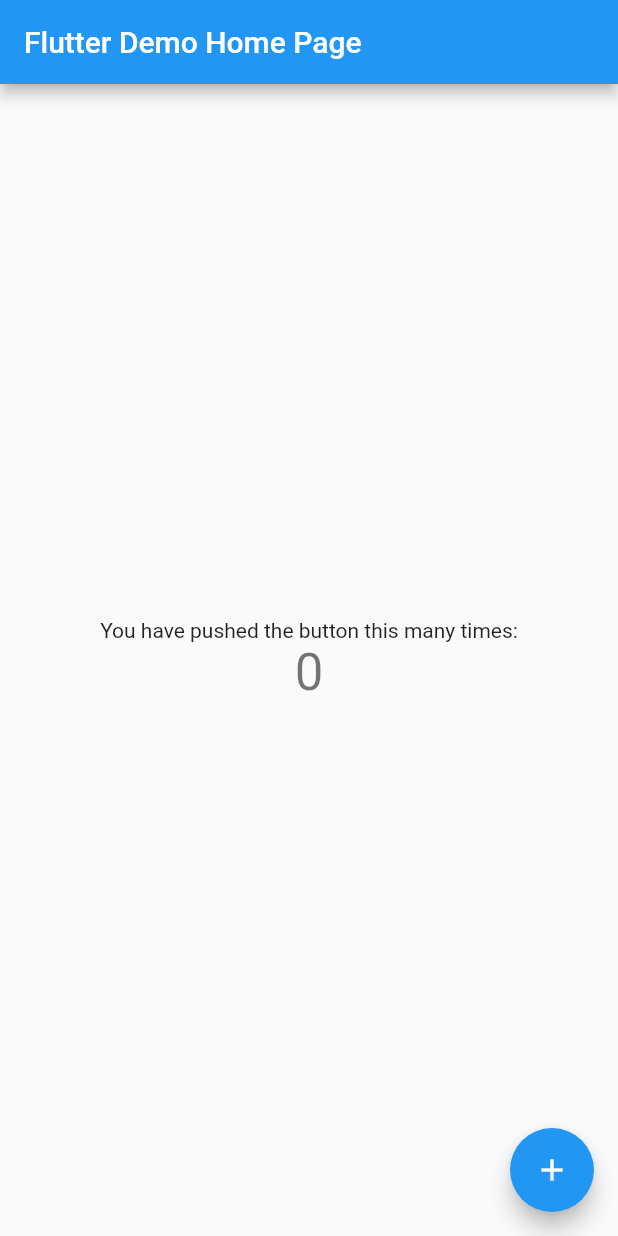
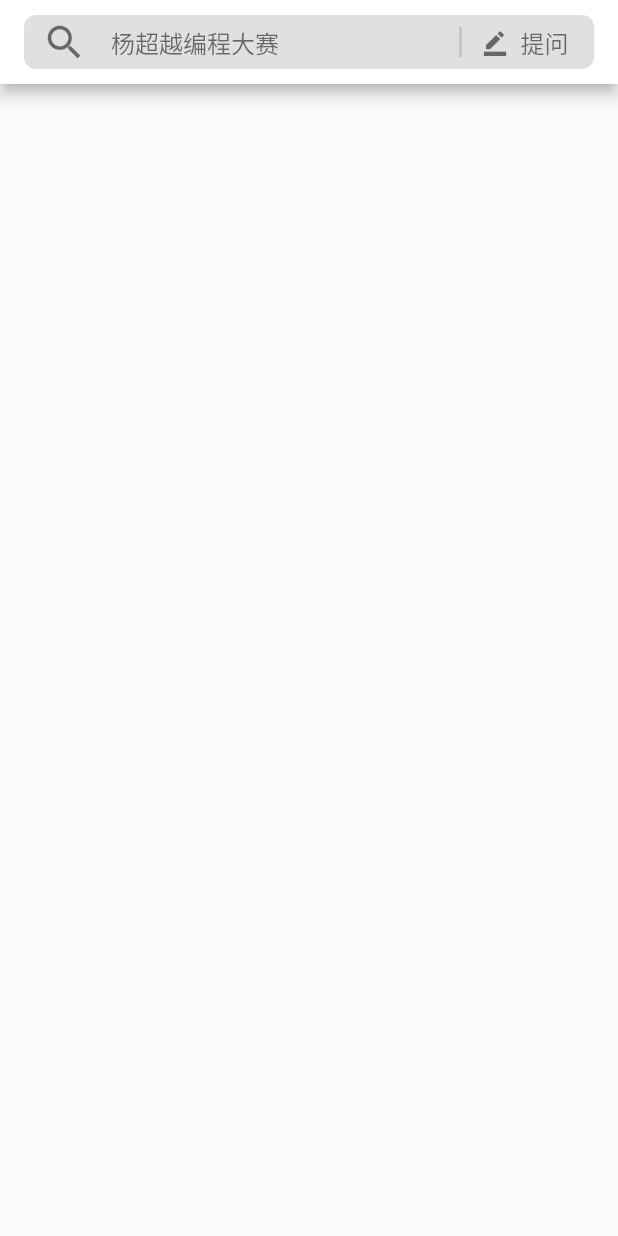
Before and after one commit to tjx666/zhihu-faker, a Flutter app: the screen it shows after launch, on a phone screen of 412 x 824 dp. Run offline on Flutter 3.47's test engine with Material 2 defaults, Android fonts, the phone set to English and light mode, and no system bars; Roboto replaces fonts that are missing (黑体).

Commit message:
New Widget: SearchBar, SimpleLine

```diff
--- a/lib/main.dart
+++ b/lib/main.dart
@@ -1,111 +1,20 @@
 import 'package:flutter/material.dart';
+import 'package:flutter/rendering.dart' show debugPaintSizeEnabled;
+import 'pages/home_page/home_page.dart' show HomePage;
 
-void main() => runApp(MyApp());
+void main(List<String> args) {
+  // 是否开启可视化布局
+  debugPaintSizeEnabled = false;
+  runApp(App());
+}
 
-class MyApp extends StatelessWidget {
-  // This widget is the root of your application.
+class App extends StatelessWidget {
   @override
   Widget build(BuildContext context) {
     return MaterialApp(
-      title: 'Flutter Demo',
-      theme: ThemeData(
-        // This is the theme of your application.
-        //
-        // Try running your application with "flutter run". You'll see the
-        // application has a blue toolbar. Then, without quitting the app, try
-        // changing the primarySwatch below to Colors.green and then invoke
-        // "hot reload" (press "r" in the console where you ran "flutter run",
-        // or simply save your changes to "hot reload" in a Flutter IDE).
-        // Notice that the counter didn't reset back to zero; the application
-        // is not restarted.
-        primarySwatch: Colors.blue,
-      ),
-      home: MyHomePage(title: 'Flutter Demo Home Page'),
+      title: '知乎',
+      home: HomePage(),
+      debugShowCheckedModeBanner: false,
     );
   }
 }
-
-class MyHomePage extends StatefulWidget {
-  MyHomePage({Key key, this.title}) : super(key: key);
-
-  // This widget is the home page of your application. It is stateful, meaning
-  // that it has a State object (defined below) that contains fields that affect
-  // how it looks.
-
-  // This class is the configuration for the state. It holds the values (in this
-  // case the title) provided by the parent (in this case the App widget) and
-  // used by the build method of the State. Fields in a Widget subclass are
-  // always marked "final".
-
-  final String title;
-
-  @override
-  _MyHomePageState createState() => _MyHomePageState();
-}
-
-class _MyHomePageState extends State<MyHomePage> {
-  int _counter = 0;
-
-  void _incrementCounter() {
-    setState(() {
-      // This call to setState tells the Flutter framework that something has
-      // changed in this State, which causes it to rerun the build method below
-      // so that the display can reflect the updated values. If we changed
-      // _counter without calling setState(), then the build method would not be
-      // called again, and so nothing would appear to happen.
-      _counter++;
-    });
-  }
-
-  @override
-  Widget build(BuildContext context) {
-    // This method is rerun every time setState is called, for instance as done
-    // by the _incrementCounter method above.
-    //
-    // The Flutter framework has been optimized to make rerunning build methods
-    // fast, so that you can just rebuild anything that needs updating rather
-    // than having to individually change instances of widgets.
-    return Scaffold(
-      appBar: AppBar(
-        // Here we take the value from the MyHomePage object that was created by
-        // the App.build method, and use it to set our appbar title.
-        title: Text(widget.title),
-      ),
-      body: Center(
-        // Center is a layout widget. It takes a single child and positions it
-        // in the middle of the parent.
-        child: Column(
-          // Column is also layout widget. It takes a list of children and
-          // arranges them vertically. By default, it sizes itself to fit its
-          // children horizontally, and tries to be as tall as its parent.
-          //
-          // Invoke "debug painting" (press "p" in the console, choose the
-          // "Toggle Debug Paint" action from the Flutter Inspector in Android
-          // Studio, or the "Toggle Debug Paint" command in Visual Studio Code)
-          // to see the wireframe for each widget.
-          //
-          // Column has various properties to control how it sizes itself and
-          // how it positions its children. Here we use mainAxisAlignment to
-          // center the children vertically; the main axis here is the vertical
-          // axis because Columns are vertical (the cross axis would be
-          // horizontal).
-          mainAxisAlignment: MainAxisAlignment.center,
-          children: <Widget>[
-            Text(
-              'You have pushed the button this many times:',
-            ),
-            Text(
-              '$_counter',
-              style: Theme.of(context).textTheme.display1,
-            ),
-          ],
-        ),
-      ),
-      floatingActionButton: FloatingActionButton(
-        onPressed: _incrementCounter,
-        tooltip: 'Increment',
-        child: Icon(Icons.add),
-      ), // This trailing comma makes auto-formatting nicer for build methods.
-    );
-  }
-}
--- /dev/null
+++ b/lib/pages/home_page/home_page.dart
@@ -0,0 +1,22 @@
+import 'package:flutter/material.dart';
+import './search_bar.dart' show SerachBar;
+
+class HomePage extends StatefulWidget {
+  final Widget child;
+
+  HomePage({Key key, this.child}) : super(key: key);
+
+  _HomePageState createState() => _HomePageState();
+}
+
+class _HomePageState extends State<HomePage> {
+  @override
+  Widget build(BuildContext context) {
+    return Scaffold(
+      appBar: AppBar(
+        title: SerachBar(),
+        backgroundColor: Colors.white,
+      ),
+    );
+  }
+}
--- /dev/null
+++ b/lib/pages/home_page/search_bar.dart
@@ -0,0 +1,63 @@
+import 'package:flutter/material.dart';
+import '../../widgets/Simpleline.dart' show SimpleLine, LineDirection;
+
+class SerachBar extends StatelessWidget {
+  @override
+  Widget build(BuildContext context) {
+    return Container(
+      height: 36.0,
+      decoration: _searchBarDecoration,
+      child: Row(
+        children: <Widget>[
+          Expanded(
+            child: Row(
+              mainAxisSize: MainAxisSize.max,
+              children: <Widget>[
+                FlatButton.icon(
+                  icon: Icon(
+                    Icons.search,
+                    size: 30.0,
+                    color: Colors.black54,
+                  ),
+                  label: Padding(
+                    padding: EdgeInsets.only(
+                      left: 8.0,
+                    ),
+                    child: Text(
+                      '杨超越编程大赛',
+                      style: _searchBarTextStyle,
+                    ),
+                  ),
+                ),
+              ],
+            ),
+          ),
+          SimpleLine(
+            length: 20.0,
+            direction: LineDirection.verticle,
+          ),
+          FlatButton.icon(
+            icon: Icon(
+              Icons.border_color,
+              size: 18.0,
+              color: Colors.black54,
+            ),
+            label: Text(
+              '提问',
+              style: _searchBarTextStyle,
+            ),
+          ),
+        ],
+      ),
+    );
+  }
+}
+
+final _searchBarDecoration = BoxDecoration(
+    color: Colors.black12, borderRadius: BorderRadius.circular(8.0));
+
+final _searchBarTextStyle = TextStyle(
+  fontSize: 16.0,
+  fontFamily: '黑体',
+  color: Colors.black54,
+);
--- /dev/null
+++ b/lib/widgets/Simpleline.dart
@@ -0,0 +1,42 @@
+import 'package:flutter/material.dart';
+
+enum LineDirection { horizaontal, verticle }
+
+class SimpleLine extends StatelessWidget {
+  final LineDirection direction;
+  final double length;
+  final double width;
+  final Color color;
+
+  SimpleLine({
+    Key key,
+    @required this.length,
+    @required this.direction,
+    this.width,
+    this.color,
+  }) : super(key: key);
+
+  _getBorder() {
+    final borderSide = BorderSide(
+      width: this.width ?? 2.0,
+      style: BorderStyle.solid,
+      color: this.color ?? Colors.black12,
+    );
+
+    if (this.direction == LineDirection.horizaontal) {
+      return Border(top: borderSide);
+    } else {
+      return Border(right: borderSide);
+    }
+  }
+
+  @override
+  Widget build(BuildContext context) {
+    return Container(
+      height: this.length,
+      decoration: BoxDecoration(
+        border: this._getBorder(),
+      ),
+    );
+  }
+}
```
Also changed, not shown: 2 other files.
